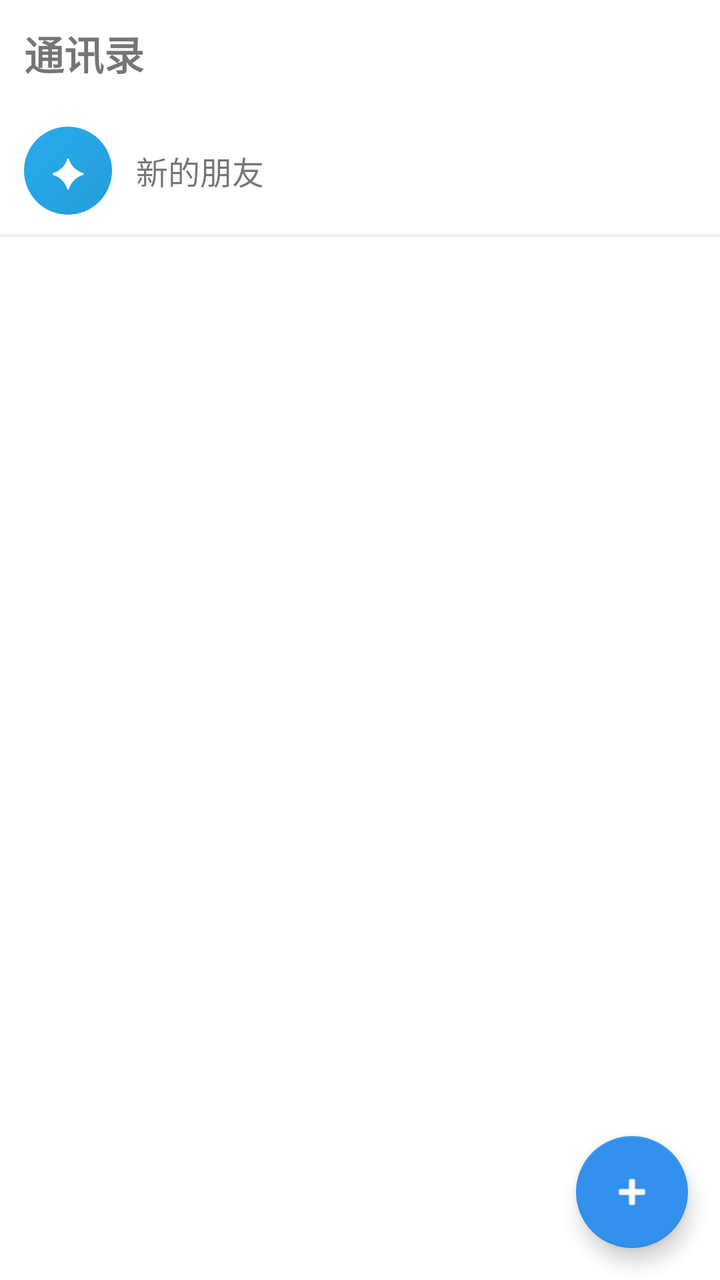
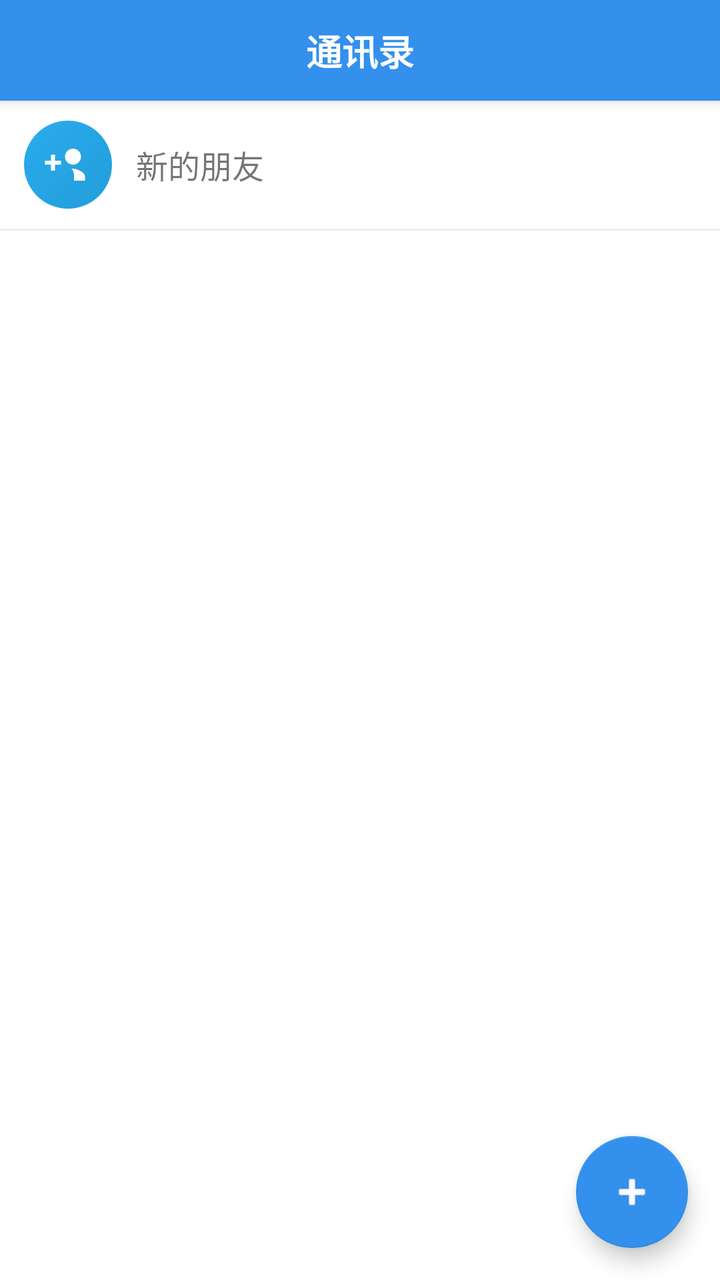

Compare the two renders of this Android layout. The source of the first and the diff that turns it into the second are given below.
<!-- AndroidManifest.xml: application theme Theme.NotifySync -->
<!-- res/layout/fragment_friends.xml -->
<?xml version="1.0" encoding="utf-8"?>
<LinearLayout xmlns:android="http://schemas.android.com/apk/res/android"
    xmlns:app="http://schemas.android.com/apk/res-auto"
    android:layout_width="match_parent"
    android:layout_height="match_parent"
    android:orientation="vertical">

    
    <LinearLayout
        android:id="@+id/topBar"
        android:layout_width="match_parent"
        android:layout_height="wrap_content"
        android:orientation="horizontal"
        android:padding="12dp"
        android:gravity="center_vertical">

        <TextView
            android:id="@+id/tvTitle"
            android:layout_width="0dp"
            android:layout_height="wrap_content"
            android:layout_weight="1"
            android:text="通讯录"
            android:textSize="20sp"
            android:textStyle="bold" />

    </LinearLayout>

    
    <LinearLayout
        android:id="@+id/rowNewFriends"
        android:layout_width="match_parent"
        android:layout_height="wrap_content"
        android:orientation="horizontal"
        android:gravity="center_vertical"
        android:paddingStart="12dp"
        android:paddingEnd="12dp"
        android:paddingTop="10dp"
        android:paddingBottom="10dp"
        android:background="?attr/selectableItemBackground">

        <TextView
            android:layout_width="44dp"
            android:layout_height="44dp"
            android:gravity="center"
            android:text="✦"
            android:textSize="20sp"
            android:textColor="@android:color/white"
            android:background="@drawable/bg_circle_avatar" />

        <TextView
            android:layout_width="0dp"
            android:layout_height="wrap_content"
            android:layout_weight="1"
            android:layout_marginStart="12dp"
            android:text="新的朋友"
            android:textSize="16sp" />

        <TextView
            android:id="@+id/tvNewBadge"
            android:layout_width="20dp"
            android:layout_height="20dp"
            android:gravity="center"
            android:textSize="11sp"
            android:textColor="@android:color/white"
            android:background="@drawable/bg_pending_badge"
            android:visibility="gone" />
    </LinearLayout>

    <View
        android:layout_width="match_parent"
        android:layout_height="1dp"
        android:background="@color/on_surface_variant"
        android:alpha="0.15" />

    
    <FrameLayout
        android:layout_width="match_parent"
        android:layout_height="0dp"
        android:layout_weight="1">

        <androidx.recyclerview.widget.RecyclerView
            android:id="@+id/rvFriends"
            android:layout_width="match_parent"
            android:layout_height="match_parent"
            android:clipToPadding="false"
            android:paddingBottom="8dp" />

        <TextView
            android:id="@+id/tvEmptyFriends"
            android:layout_width="match_parent"
            android:layout_height="wrap_content"
            android:text="还没有好友\n点右下角「+」添加好友或发现话题"
            android:gravity="center"
            android:padding="48dp"
            android:textColor="@color/on_surface_variant"
            android:textSize="16sp"
            android:visibility="gone" />
    </FrameLayout>

    
    <com.google.android.material.floatingactionbutton.FloatingActionButton
        android:id="@+id/fabAdd"
        android:layout_width="wrap_content"
        android:layout_height="wrap_content"
        android:layout_gravity="end"
        android:layout_margin="16dp"
        android:contentDescription="添加"
        android:src="@android:drawable/ic_input_add"
        app:backgroundTint="@color/brand_primary"
        app:tint="@color/white"
        app:elevation="6dp" />
</LinearLayout>
<!-- resources referenced by this layout -->
<resources>
  <color name="brand_primary">#3390EC</color>
  <color name="on_surface_variant">#8A8A93</color>
  <color name="white">#FFFFFFFF</color>
  <!-- drawable bg_circle_avatar (drawable) -->
  <?xml version="1.0" encoding="utf-8"?>
  <shape xmlns:android="http://schemas.android.com/apk/res/android"
      android:shape="oval">
      <gradient
          android:angle="315"
          android:startColor="@color/brand_gradient_start"
          android:endColor="@color/brand_gradient_end" />
  </shape>
  <!-- drawable bg_pending_badge (drawable) -->
  <?xml version="1.0" encoding="utf-8"?>
  <shape xmlns:android="http://schemas.android.com/apk/res/android"
      android:shape="oval">
      <solid android:color="@color/danger" />
  </shape>
  <style name="Theme.NotifySync" parent="Theme.MaterialComponents.DayNight.NoActionBar">
          <item name="colorPrimary">@color/brand_primary</item>
          <item name="colorPrimaryVariant">@color/brand_primary_dark</item>
          <item name="colorOnPrimary">@color/on_primary</item>
          <item name="colorSecondary">@color/secondary</item>
          <item name="colorOnSecondary">@color/on_secondary</item>
          <item name="colorSurface">@color/surface</item>
          <item name="colorOnSurface">@color/on_surface</item>
          <item name="colorError">@color/error</item>
          <item name="android:colorBackground">@color/background</item>
          <item name="colorOnBackground">@color/on_surface</item>
          <item name="colorControlNormal">@color/on_surface_variant</item>
          <item name="colorControlActivated">@color/brand_primary</item>
          <item name="android:windowBackground">@color/background</item>
          <item name="android:statusBarColor">@color/brand_primary_dark</item>
          <item name="android:navigationBarColor">@color/surface</item>
      </style>
  <color name="brand_gradient_start">#2AABEE</color>
  <color name="brand_gradient_end">#229ED9</color>
  <color name="danger">#E25555</color>
  <color name="brand_primary_dark">#2B7CD3</color>
  <color name="on_primary">#FFFFFF</color>
  <color name="secondary">#3390EC</color>
  <color name="on_secondary">#FFFFFF</color>
  <color name="surface">#FFFFFF</color>
  <color name="on_surface">#212121</color>
  <color name="error">#E25555</color>
  <color name="background">#FFFFFF</color>
</resources>

<!-- the commit's change to res/layout/fragment_friends.xml (unified diff, before → after) -->
@@ -11,6 +11,8 @@
         android:layout_width="match_parent"
         android:layout_height="wrap_content"
         android:orientation="horizontal"
+        android:background="@color/brand_primary"
+        android:elevation="4dp"
         android:padding="12dp"
         android:gravity="center_vertical">
 
@@ -20,8 +22,10 @@
             android:layout_height="wrap_content"
             android:layout_weight="1"
             android:text="通讯录"
-            android:textSize="20sp"
-            android:textStyle="bold" />
+            android:gravity="center"
+            android:textSize="18sp"
+            android:textStyle="bold"
+            android:textColor="@color/on_primary" />
 
     </LinearLayout>
 
@@ -38,13 +42,12 @@
         android:paddingBottom="10dp"
         android:background="?attr/selectableItemBackground">
 
-        <TextView
+        <ImageView
             android:layout_width="44dp"
             android:layout_height="44dp"
-            android:gravity="center"
-            android:text="✦"
-            android:textSize="20sp"
-            android:textColor="@android:color/white"
+            android:padding="10dp"
+            android:src="@drawable/ic_person_add"
+            android:contentDescription="新的朋友"
             android:background="@drawable/bg_circle_avatar" />
 
         <TextView
<!-- resource entries referenced after the edit -->
@@ -18,6 +18,28 @@
       android:shape="oval">
       <solid android:color="@color/danger" />
   </shape>
+  <!-- drawable ic_person_add (drawable) -->
+  <?xml version="1.0" encoding="utf-8"?>
+  <vector xmlns:android="http://schemas.android.com/apk/res/android"
+      android:width="24dp"
+      android:height="24dp"
+      android:viewportWidth="24"
+      android:viewportHeight="24">
+      
+      <path
+          android:fillColor="@android:color/white"
+          android:pathData="M14.5,12c2.21,0 4,-1.79 4,-4s-1.79,-4 -4,-4 -4,1.79 -4,4 1.79,4 4,4z" />
+      <path
+          android:fillColor="@android:color/white"
+          android:pathData="M14.5,14c-0.24,0 -0.51,0.02 -0.79,0.05 0.8,0.9 1.29,1.94 1.29,2.95V20h5.5v-2c0,-2.24 -4.02,-4 -6,-4z" />
+      <path
+          android:fillColor="@android:color/white"
+          android:pathData="M10.5,14c-1.98,0 -6,1.76 -6,4v2h12v-2c0,-2.24 -4.02,-4 -6,-4z"
+          android:fillAlpha="0" />
+      <path
+          android:fillColor="@android:color/white"
+          android:pathData="M5.5,10V7h-2v3h-3v2h3v3h2v-3h3v-2h-3z" />
+  </vector>
   <style name="Theme.NotifySync" parent="Theme.MaterialComponents.DayNight.NoActionBar">
           <item name="colorPrimary">@color/brand_primary</item>
           <item name="colorPrimaryVariant">@color/brand_primary_dark</item>
